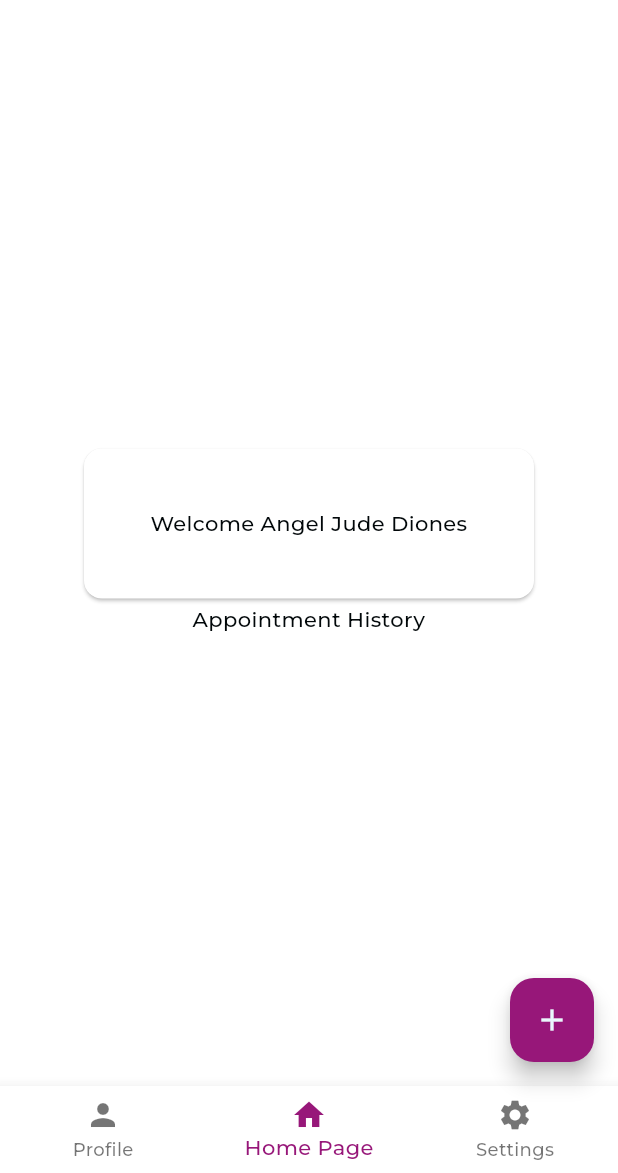
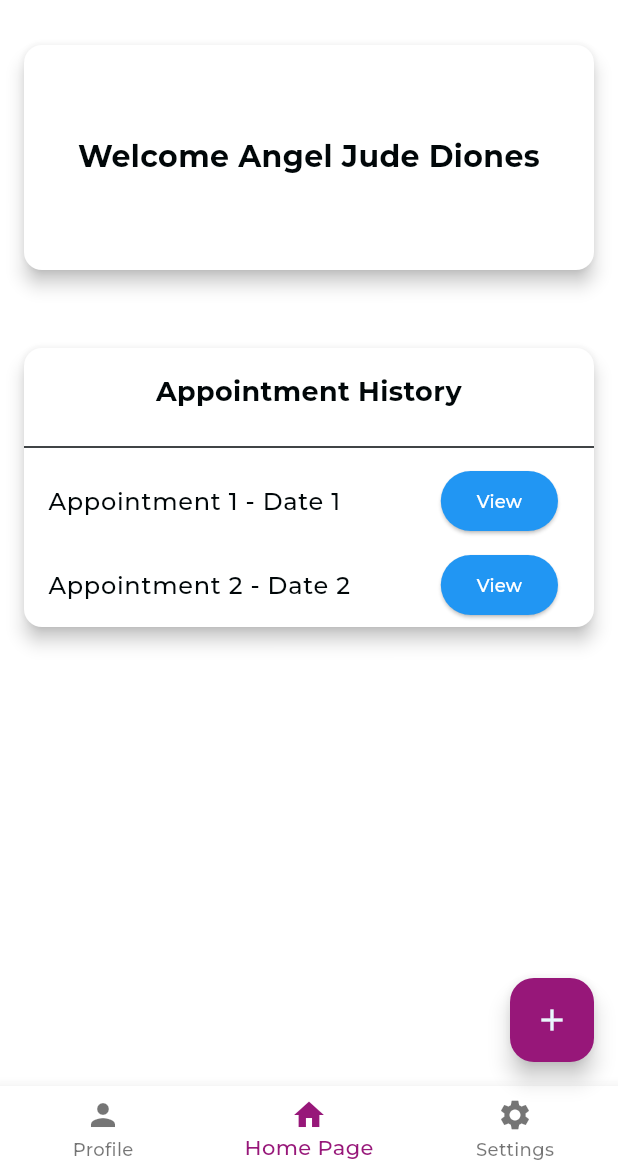
Before and after one commit to Jude310/cc206-clinic_management_system_patients, a Flutter app: the DashBoard screen opened directly, on a phone screen of 412 x 824 dp, the part 63-1236 px from its top. Run offline on Flutter 3.47's test engine with Material 2 defaults, Android fonts, the phone set to English and light mode, and no system bars; our stand-ins replace flutter_svg; project files that could hold a hidden picture were left out.

Commit message:
Updated dashboard and profile tabs however still lacks proper styling.

```diff
--- a/lib/components/dashboard.dart
+++ b/lib/components/dashboard.dart
@@ -7,6 +7,12 @@ class DashBoard extends StatefulWidget {
   @override
   _DashBoardState createState() => _DashBoardState();
 }
+
+final List<String> appointmentHistories = [
+    'Appointment 1 - Date 1',
+    'Appointment 2 - Date 2',
+    // Add more appointments as needed
+  ];
 
 class _DashBoardState extends State<DashBoard> {
   int _currentIndex = 1;
@@ -26,7 +32,7 @@ class _DashBoardState extends State<DashBoard> {
   Widget _getBody() {
     switch (_currentIndex) {
       case 0:
-        return const MyProfile();
+        return MyProfile();
       case 1:
         return _getDashboardScreen(); // Use a separate function for the dashboard
       case 2:
@@ -81,24 +87,73 @@ class _DashBoardState extends State<DashBoard> {
  Widget _getDashboardScreen() {
       return Center(
         child: Column(
-        mainAxisAlignment: MainAxisAlignment.center,
+          mainAxisAlignment: MainAxisAlignment.start,
           children: [
-          const Card(
-            child: SizedBox(
-            height: 100,
-            width: 300,
-            child: Column(
-              mainAxisAlignment: MainAxisAlignment.center,
-              children: [
-                Text('Welcome Angel Jude Diones',
-              textAlign: TextAlign.center,),
-              ]
+            Card(
+              elevation: 5,
+              margin: EdgeInsets.all(16),
+              child: Container(
+                height: 150,
+                padding: EdgeInsets.all(16),
+                child: Center(
+                  child: Text(
+                    'Welcome Angel Jude Diones',
+                    textAlign: TextAlign.center,
+                    style: TextStyle(
+                      fontSize: 20,
+                      fontWeight: FontWeight.bold,
                     ),
                   ),
                 ),
-          const Text('Appointment History',
-          textAlign: TextAlign.center,),
-          const SizedBox(height: 20),
+              ),
+            ),
+            SizedBox(height: 20),
+            Card(
+              elevation: 5,
+              margin: EdgeInsets.all(16),
+              child: Column(
+                children: [
+                  Padding(
+                    padding: EdgeInsets.symmetric(vertical: 16),
+                    child: Text(
+                      'Appointment History',
+                      textAlign: TextAlign.center,
+                      style: TextStyle(
+                        fontSize: 18,
+                        fontWeight: FontWeight.bold,
+                      ),
+                    ),
+                  ),
+                  Divider(),
+                  ListView.builder(
+                    shrinkWrap: true,
+                    itemCount: appointmentHistories.length,
+                    itemBuilder: (context, index) {
+                      return ListTile(
+                        title: Text(appointmentHistories[index]),
+                        trailing: ElevatedButton(
+                          onPressed: () {
+                            // Handle the view button press
+                            // You can navigate to another screen or show details
+                            // related to the selected appointment.
+                          },
+                          style: ElevatedButton.styleFrom(
+                            primary: Colors.blue, // Change button color
+                          ),
+                          child: Text(
+                            'View',
+                            style: TextStyle(
+                              fontSize: 12,
+                              color: Colors.white, // Change text color
+                            ),
+                          ),
+                        ),
+                      );
+                    },
+                  ),
+                ],
+              ),
+            ),
           ],
         ),
       );
```
Also changed, not shown: lib/components/profile.dart (+37 -7 lines). Lines whose indentation alone changed are shown as unchanged.
